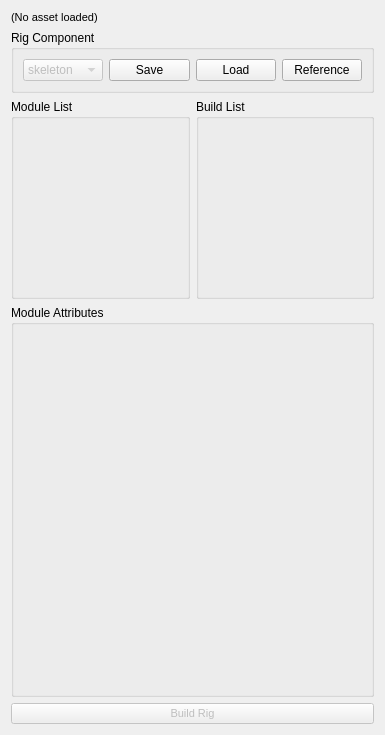
This is py/scripts/bmaya/rigging/tools/rigManager/rigManager.ui in benmorgantd/mayadev as Qt 5 draws it before an edit. The edited form follows.
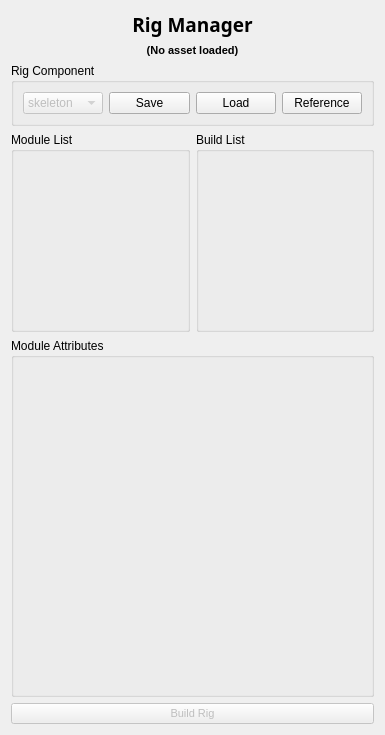
This is the edited form.

What changed in the file:
```diff
--- a/py/scripts/bmaya/rigging/tools/rigManager/rigManager.ui
+++ b/py/scripts/bmaya/rigging/tools/rigManager/rigManager.ui
@@ -48,20 +48,44 @@
        </property>
       </layout>
      </item>
+     <item>
+      <layout class="QHBoxLayout" name="horizontalLayout_2">
+       <item>
+        <widget class="QLabel" name="label">
+         <property name="font">
+          <font>
+           <family>Segoe UI Black</family>
+           <pointsize>14</pointsize>
+           <weight>75</weight>
+           <bold>true</bold>
+          </font>
+         </property>
+         <property name="text">
+          <string>Rig Manager</string>
+         </property>
+         <property name="alignment">
+          <set>Qt::AlignCenter</set>
+         </property>
+        </widget>
+       </item>
+      </layout>
+     </item>
      <item>
       <widget class="QLabel" name="currentAssetLabel">
        <property name="font">
         <font>
+         <family>Segoe UI</family>
          <pointsize>8</pointsize>
-         <weight>50</weight>
-         <bold>false</bold>
+         <weight>75</weight>
+         <italic>false</italic>
+         <bold>true</bold>
         </font>
        </property>
        <property name="text">
         <string>(No asset loaded)</string>
        </property>
        <property name="alignment">
-        <set>Qt::AlignLeading|Qt::AlignLeft|Qt::AlignVCenter</set>
+        <set>Qt::AlignCenter</set>
        </property>
       </widget>
      </item>
@@ -69,6 +93,11 @@
       <layout class="QHBoxLayout" name="horizontalLayout" stretch="0">
        <item>
         <widget class="QGroupBox" name="groupBox">
+         <property name="font">
+          <font>
+           <family>Segoe UI</family>
+          </font>
+         </property>
          <property name="title">
           <string>Rig Component</string>
          </property>
@@ -153,6 +182,11 @@
            <height>200</height>
           </size>
          </property>
+         <property name="font">
+          <font>
+           <family>Segoe UI</family>
+          </font>
+         </property>
          <property name="title">
           <string>Module List</string>
          </property>
@@ -184,6 +218,11 @@
            <height>200</height>
           </size>
          </property>
+         <property name="font">
+          <font>
+           <family>Segoe UI</family>
+          </font>
+         </property>
          <property name="title">
           <string>Build List</string>
          </property>
@@ -202,6 +241,11 @@
      </item>
      <item>
       <widget class="QGroupBox" name="attributesBox">
+       <property name="font">
+        <font>
+         <family>Segoe UI</family>
+        </font>
+       </property>
        <property name="title">
         <string>Module Attributes</string>
        </property>
```
